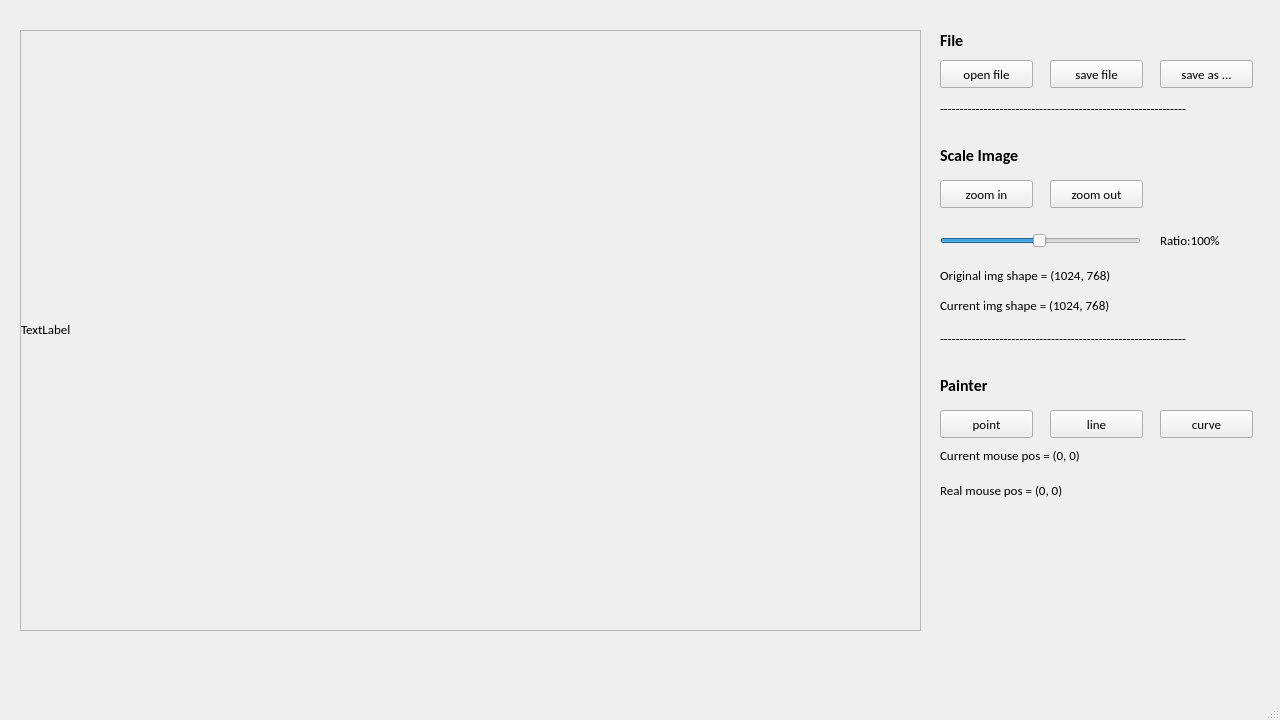
The window that UI.ui (snoopy811005/drawer_practice) describes before a commit, drawn with Qt 5.
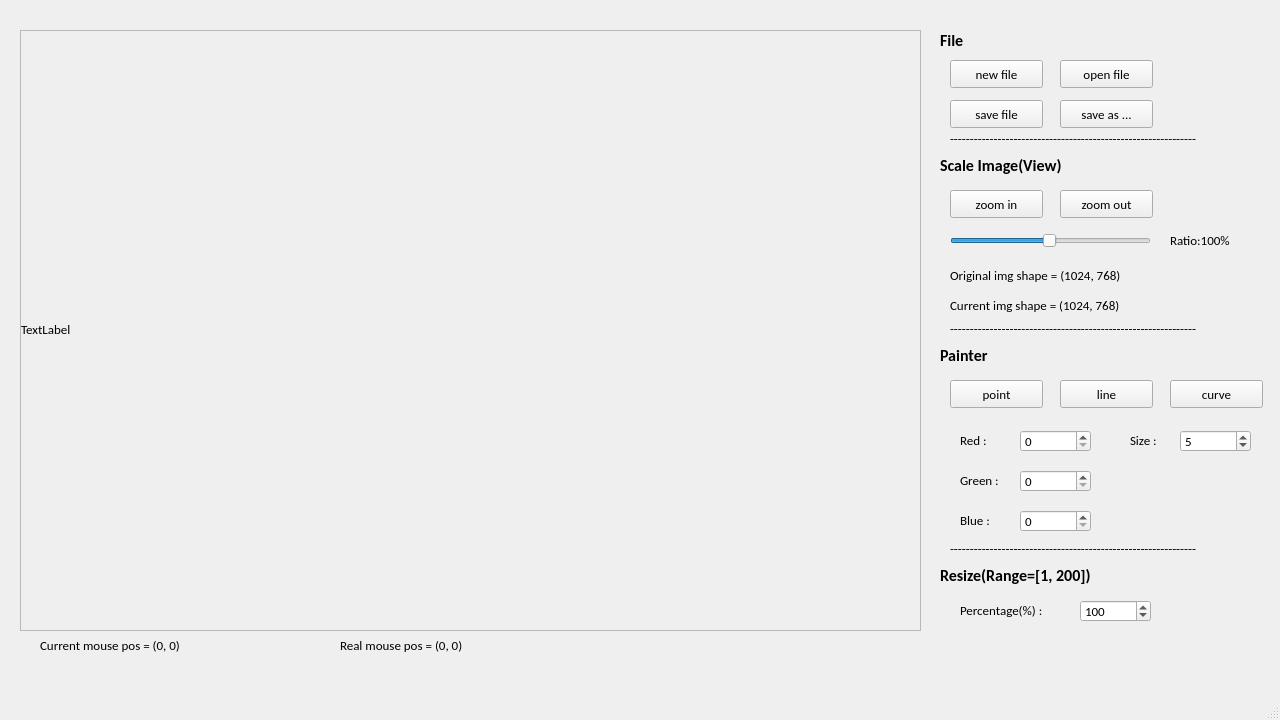
The same window after the commit.

Commit message: create blank image

What changed in the file:
```diff
--- a/UI.ui
+++ b/UI.ui
@@ -23,8 +23,8 @@
    <widget class="QPushButton" name="btn_zoom_in">
     <property name="geometry">
      <rect>
-      <x>940</x>
-      <y>180</y>
+      <x>950</x>
+      <y>190</y>
       <width>93</width>
       <height>28</height>
      </rect>
@@ -42,8 +42,8 @@
    <widget class="QPushButton" name="btn_zoom_out">
     <property name="geometry">
      <rect>
-      <x>1050</x>
-      <y>180</y>
+      <x>1060</x>
+      <y>190</y>
       <width>93</width>
       <height>28</height>
      </rect>
@@ -109,7 +109,7 @@
    <widget class="QLabel" name="label_img_shape_original">
     <property name="geometry">
      <rect>
-      <x>940</x>
+      <x>950</x>
       <y>260</y>
       <width>301</width>
       <height>31</height>
@@ -127,7 +127,7 @@
    <widget class="QSlider" name="slider_zoom">
     <property name="geometry">
      <rect>
-      <x>940</x>
+      <x>950</x>
       <y>230</y>
       <width>201</width>
       <height>22</height>
@@ -149,9 +149,9 @@
    <widget class="QLabel" name="label_img_ratio">
     <property name="geometry">
      <rect>
-      <x>1160</x>
+      <x>1170</x>
       <y>220</y>
-      <width>111</width>
+      <width>91</width>
       <height>41</height>
      </rect>
     </property>
@@ -162,7 +162,7 @@
    <widget class="QLabel" name="label_img_shape_current">
     <property name="geometry">
      <rect>
-      <x>940</x>
+      <x>950</x>
       <y>290</y>
       <width>301</width>
       <height>31</height>
@@ -175,7 +175,7 @@
    <widget class="QPushButton" name="btn_open_image">
     <property name="geometry">
      <rect>
-      <x>940</x>
+      <x>1060</x>
       <y>60</y>
       <width>93</width>
       <height>28</height>
@@ -209,8 +209,8 @@
    <widget class="QPushButton" name="btn_save_image">
     <property name="geometry">
      <rect>
-      <x>1050</x>
-      <y>60</y>
+      <x>950</x>
+      <y>100</y>
       <width>93</width>
       <height>28</height>
      </rect>
@@ -222,8 +222,8 @@
    <widget class="QPushButton" name="btn_save_as_image">
     <property name="geometry">
      <rect>
-      <x>1160</x>
-      <y>60</y>
+      <x>1060</x>
+      <y>100</y>
       <width>93</width>
       <height>28</height>
      </rect>
@@ -236,8 +236,8 @@
     <property name="geometry">
      <rect>
       <x>940</x>
-      <y>140</y>
-      <width>111</width>
+      <y>150</y>
+      <width>181</width>
       <height>31</height>
      </rect>
     </property>
@@ -249,14 +249,14 @@
      </font>
     </property>
     <property name="text">
-     <string>Scale Image</string>
+     <string>Scale Image(View)</string>
     </property>
    </widget>
    <widget class="QLabel" name="spacer_file">
     <property name="geometry">
      <rect>
-      <x>940</x>
-      <y>100</y>
+      <x>950</x>
+      <y>130</y>
       <width>311</width>
       <height>16</height>
      </rect>
@@ -268,8 +268,8 @@
    <widget class="QLabel" name="spacer_scale">
     <property name="geometry">
      <rect>
-      <x>940</x>
-      <y>330</y>
+      <x>950</x>
+      <y>320</y>
       <width>311</width>
       <height>16</height>
      </rect>
@@ -282,7 +282,7 @@
     <property name="geometry">
      <rect>
       <x>940</x>
-      <y>370</y>
+      <y>340</y>
       <width>71</width>
       <height>31</height>
      </rect>
@@ -301,8 +301,8 @@
    <widget class="QLabel" name="label_click_current_pos">
     <property name="geometry">
      <rect>
-      <x>940</x>
-      <y>440</y>
+      <x>40</x>
+      <y>630</y>
       <width>301</width>
       <height>31</height>
      </rect>
@@ -314,8 +314,8 @@
    <widget class="QLabel" name="label_click_real_pos">
     <property name="geometry">
      <rect>
-      <x>940</x>
-      <y>475</y>
+      <x>340</x>
+      <y>630</y>
       <width>301</width>
       <height>31</height>
      </rect>
@@ -327,8 +327,8 @@
    <widget class="QPushButton" name="btn_paint_point">
     <property name="geometry">
      <rect>
-      <x>940</x>
-      <y>410</y>
+      <x>950</x>
+      <y>380</y>
       <width>93</width>
       <height>28</height>
      </rect>
@@ -343,8 +343,8 @@
     </property>
     <property name="geometry">
      <rect>
-      <x>1050</x>
-      <y>410</y>
+      <x>1060</x>
+      <y>380</y>
       <width>93</width>
       <height>28</height>
      </rect>
@@ -359,8 +359,8 @@
     </property>
     <property name="geometry">
      <rect>
-      <x>1160</x>
-      <y>410</y>
+      <x>1170</x>
+      <y>380</y>
       <width>93</width>
       <height>28</height>
      </rect>
@@ -369,6 +369,197 @@
      <string>curve</string>
     </property>
    </widget>
+   <widget class="QPushButton" name="btn_new_image">
+    <property name="geometry">
+     <rect>
+      <x>950</x>
+      <y>60</y>
+      <width>93</width>
+      <height>28</height>
+     </rect>
+    </property>
+    <property name="text">
+     <string>new file</string>
+    </property>
+   </widget>
+   <widget class="QSpinBox" name="spin_color_red">
+    <property name="geometry">
+     <rect>
+      <x>1020</x>
+      <y>430</y>
+      <width>71</width>
+      <height>22</height>
+     </rect>
+    </property>
+    <property name="maximum">
+     <number>255</number>
+    </property>
+    <property name="value">
+     <number>0</number>
+    </property>
+   </widget>
+   <widget class="QLabel" name="label_painter_colorR">
+    <property name="geometry">
+     <rect>
+      <x>960</x>
+      <y>420</y>
+      <width>61</width>
+      <height>41</height>
+     </rect>
+    </property>
+    <property name="text">
+     <string>Red :</string>
+    </property>
+   </widget>
+   <widget class="QLabel" name="label_painter_colorG">
+    <property name="geometry">
+     <rect>
+      <x>960</x>
+      <y>460</y>
+      <width>58</width>
+      <height>41</height>
+     </rect>
+    </property>
+    <property name="text">
+     <string>Green :</string>
+    </property>
+   </widget>
+   <widget class="QLabel" name="label_painter_colorB">
+    <property name="geometry">
+     <rect>
+      <x>960</x>
+      <y>500</y>
+      <width>58</width>
+      <height>41</height>
+     </rect>
+    </property>
+    <property name="text">
+     <string>Blue :</string>
+    </property>
+   </widget>
+   <widget class="QSpinBox" name="spin_color_green">
+    <property name="geometry">
+     <rect>
+      <x>1020</x>
+      <y>470</y>
+      <width>71</width>
+      <height>22</height>
+     </rect>
+    </property>
+    <property name="maximum">
+     <number>255</number>
+    </property>
+   </widget>
+   <widget class="QSpinBox" name="spin_color_blue">
+    <property name="geometry">
+     <rect>
+      <x>1020</x>
+      <y>510</y>
+      <width>71</width>
+      <height>22</height>
+     </rect>
+    </property>
+    <property name="maximum">
+     <number>255</number>
+    </property>
+   </widget>
+   <widget class="QLabel" name="label_painter_size">
+    <property name="geometry">
+     <rect>
+      <x>1130</x>
+      <y>420</y>
+      <width>58</width>
+      <height>41</height>
+     </rect>
+    </property>
+    <property name="text">
+     <string>Size :</string>
+    </property>
+   </widget>
+   <widget class="QSpinBox" name="spin_size">
+    <property name="geometry">
+     <rect>
+      <x>1180</x>
+      <y>430</y>
+      <width>71</width>
+      <height>22</height>
+     </rect>
+    </property>
+    <property name="minimum">
+     <number>1</number>
+    </property>
+    <property name="maximum">
+     <number>30</number>
+    </property>
+    <property name="value">
+     <number>5</number>
+    </property>
+   </widget>
+   <widget class="QLabel" name="spacer_painter_resize">
+    <property name="geometry">
+     <rect>
+      <x>950</x>
+      <y>540</y>
+      <width>311</width>
+      <height>16</height>
+     </rect>
+    </property>
+    <property name="text">
+     <string>--------------------------------------------------------------</string>
+    </property>
+   </widget>
+   <widget class="QLabel" name="label_text_resize">
+    <property name="geometry">
+     <rect>
+      <x>940</x>
+      <y>560</y>
+      <width>211</width>
+      <height>31</height>
+     </rect>
+    </property>
+    <property name="font">
+     <font>
+      <pointsize>12</pointsize>
+      <weight>75</weight>
+      <bold>true</bold>
+     </font>
+    </property>
+    <property name="text">
+     <string>Resize(Range=[1, 200])</string>
+    </property>
+   </widget>
+   <widget class="QSpinBox" name="spin_resize">
+    <property name="geometry">
+     <rect>
+      <x>1080</x>
+      <y>600</y>
+      <width>71</width>
+      <height>22</height>
+     </rect>
+    </property>
+    <property name="minimum">
+     <number>1</number>
+    </property>
+    <property name="maximum">
+     <number>200</number>
+    </property>
+    <property name="value">
+     <number>100</number>
+    </property>
+   </widget>
+   <widget class="QLabel" name="label_resize_percentage">
+    <property name="geometry">
+     <rect>
+      <x>960</x>
+      <y>590</y>
+      <width>121</width>
+      <height>41</height>
+     </rect>
+    </property>
+    <property name="text">
+     <string>Percentage(%) :</string>
+    </property>
+   </widget>
   </widget>
   <widget class="QMenuBar" name="menubar">
    <property name="geometry">
```
Left out of the diff: 4 changed lines with no effect on the pictures. The commit also changes 5 other files.
